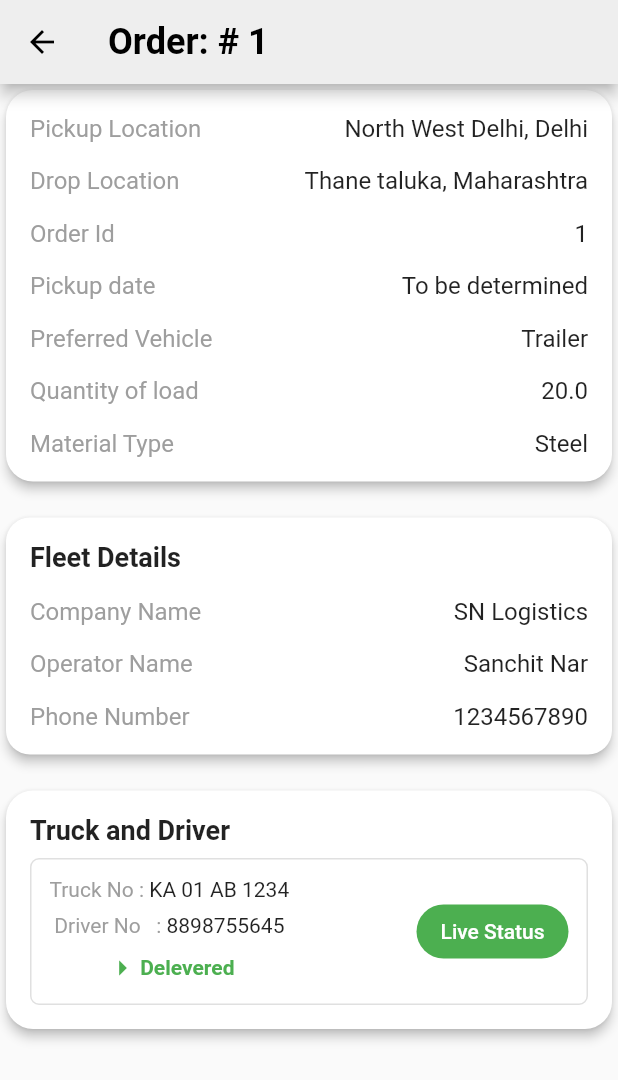
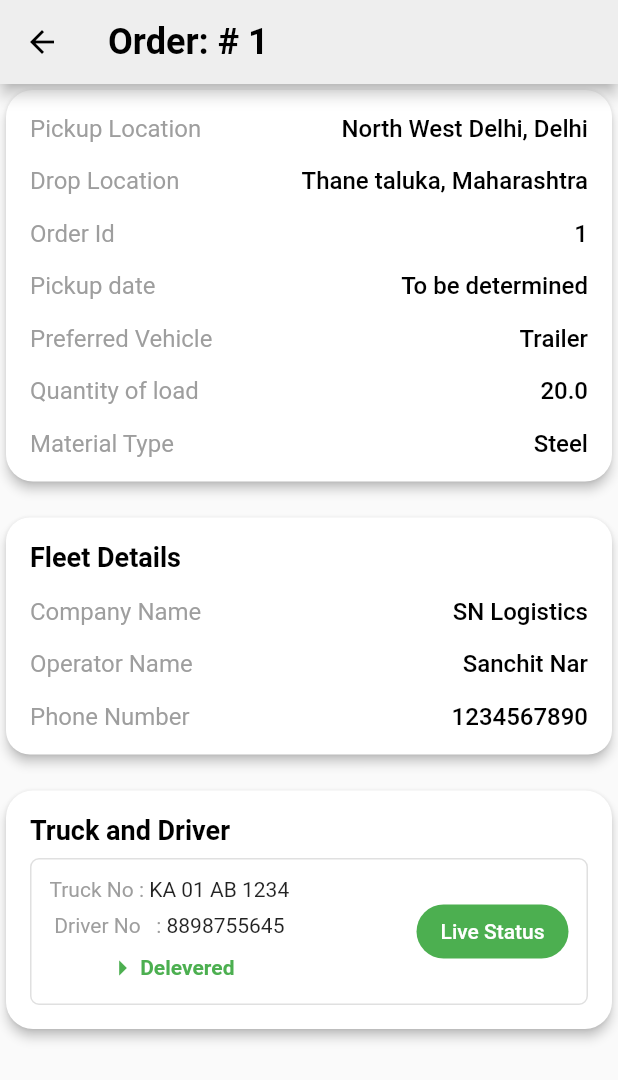
Before and after one commit to tarunjain3/Move, a Flutter app: the screen it shows after launch, after a tap on "₹ 2000.0", on a phone screen of 412 x 824 dp. Shown: the top 1080 px of the screen. Run offline on Flutter 3.47's test engine with Material 2 defaults, Android fonts, the phone set to English and light mode, and no system bars.

Commit message:
fix: added text styles in themes

```diff
--- a/lib/fleet_details.dart
+++ b/lib/fleet_details.dart
@@ -15,26 +15,23 @@ class FleetDetails extends StatelessWidget {
         child: Column(
           crossAxisAlignment: CrossAxisAlignment.start,
           children: [
-            const Text(
+            Text(
               'Fleet Details',
-              style: TextStyle(
-                fontSize: 18,
-                fontWeight: FontWeight.bold,
-              ),
+              style: Theme.of(context).textTheme.headline2,
             ),
             const SizedBox(
               height: 16,
             ),
             Row(
               mainAxisAlignment: MainAxisAlignment.spaceBetween,
-              children: const [
+              children: [
                 Text(
                   'Company Name',
-                  style: TextStyle(fontSize: 16, color: Colors.grey),
+                  style: Theme.of(context).textTheme.bodyText2,
                 ),
                 Text(
                   'SN Logistics',
-                  style: TextStyle(fontSize: 16, color: Colors.black87),
+                  style: Theme.of(context).textTheme.bodyText1,
                 ),
               ],
             ),
@@ -43,14 +40,14 @@ class FleetDetails extends StatelessWidget {
             ),
             Row(
               mainAxisAlignment: MainAxisAlignment.spaceBetween,
-              children: const [
+              children: [
                 Text(
                   'Operator Name',
-                  style: TextStyle(fontSize: 16, color: Colors.grey),
+                  style: Theme.of(context).textTheme.bodyText2,
                 ),
                 Text(
                   'Sanchit Nar',
-                  style: TextStyle(fontSize: 16, color: Colors.black87),
+                  style: Theme.of(context).textTheme.bodyText1,
                 ),
               ],
             ),
@@ -59,14 +56,14 @@ class FleetDetails extends StatelessWidget {
             ),
             Row(
               mainAxisAlignment: MainAxisAlignment.spaceBetween,
-              children: const [
+              children: [
                 Text(
                   'Phone Number',
-                  style: TextStyle(fontSize: 16, color: Colors.grey),
+                  style: Theme.of(context).textTheme.bodyText2,
                 ),
                 Text(
                   '1234567890',
-                  style: TextStyle(fontSize: 16, color: Colors.black87),
+                  style: Theme.of(context).textTheme.bodyText1,
                 ),
               ],
             ),
--- a/lib/home_page.dart
+++ b/lib/home_page.dart
@@ -12,16 +12,13 @@ class HomePage extends StatelessWidget {
       child: Scaffold(
         appBar: AppBar(
           title: const Text('My Loads'),
-          bottom: const TabBar(
-            indicatorColor: Color(0xFF4FC3F7),
+          bottom:  TabBar(
+            indicatorColor: const Color(0xFF4FC3F7),
             indicatorWeight: 5,
-            labelColor: Color(0xFF4FC3F7),
+            labelColor: const Color(0xFF4FC3F7),
             unselectedLabelColor: Colors.black,
-            labelStyle: TextStyle(
-              fontSize: 18,
-              fontWeight: FontWeight.bold,
-            ),
-            tabs: [
+            labelStyle: Theme.of(context).textTheme.headline2,
+            tabs: const [
               Tab(text: 'Ongoing'),
               Tab(text: 'Past'),
             ],
--- a/lib/main.dart
+++ b/lib/main.dart
@@ -25,6 +25,35 @@ class MyApp extends StatelessWidget {
             fontWeight: FontWeight.bold,
           ),
         ),
+        textTheme: const TextTheme(
+          headline1: TextStyle(
+            color: Colors.black,
+            fontSize: 24,
+            fontWeight: FontWeight.bold,
+          ),
+          headline2: TextStyle(
+            color: Colors.black,
+            fontSize: 18,
+            fontWeight: FontWeight.bold,
+          ),
+          headline3: TextStyle(
+            color: Colors.black,
+            fontSize: 14,
+          ),
+          // headline4: TextStyle(
+          //   color: Colors.black,
+          //   fontSize: 14,
+          //   fontWeight: FontWeight.bold,
+          // ),
+          bodyText1: TextStyle(
+            color: Colors.black,
+            fontSize: 16,
+          ),
+          bodyText2: TextStyle(
+            color: Colors.grey,
+            fontSize: 16,
+          ),
+        ),
       ),
       initialRoute: HomePage.routeName,
       routes: {
--- a/lib/order_detail.dart
+++ b/lib/order_detail.dart
@@ -28,14 +28,13 @@ class OrderDetails extends StatelessWidget {
                       Row(
                         mainAxisAlignment: MainAxisAlignment.spaceBetween,
                         children: [
-                          const Text(
+                          Text(
                             'Pickup Location',
-                            style: TextStyle(fontSize: 16, color: Colors.grey),
+                            style: Theme.of(context).textTheme.bodyText2,
                           ),
                           Text(
                             order.pickup,
-                            style: const TextStyle(
-                                fontSize: 16, color: Colors.black87),
+                            style: Theme.of(context).textTheme.bodyText1,
                           ),
                         ],
                       ),
@@ -45,14 +44,13 @@ class OrderDetails extends StatelessWidget {
                       Row(
                         mainAxisAlignment: MainAxisAlignment.spaceBetween,
                         children: [
-                          const Text(
+                          Text(
                             'Drop Location',
-                            style: TextStyle(fontSize: 16, color: Colors.grey),
+                            style: Theme.of(context).textTheme.bodyText2,
                           ),
                           Text(
                             order.delivery,
-                            style: const TextStyle(
-                                fontSize: 16, color: Colors.black87),
+                            style: Theme.of(context).textTheme.bodyText1,
                           ),
                         ],
                       ),
@@ -62,14 +60,13 @@ class OrderDetails extends StatelessWidget {
                       Row(
                         mainAxisAlignment: MainAxisAlignment.spaceBetween,
                         children: [
-                          const Text(
+                          Text(
                             'Order Id',
-                            style: TextStyle(fontSize: 16, color: Colors.grey),
+                            style: Theme.of(context).textTheme.bodyText2,
                           ),
                           Text(
                             order.id,
-                            style: const TextStyle(
-                                fontSize: 16, color: Colors.black87),
+                            style: Theme.of(context).textTheme.bodyText1,
                           ),
                         ],
                       ),
@@ -79,14 +76,13 @@ class OrderDetails extends StatelessWidget {
                       Row(
                         mainAxisAlignment: MainAxisAlignment.spaceBetween,
                         children: [
-                          const Text(
+                          Text(
                             'Pickup date',
-                            style: TextStyle(fontSize: 16, color: Colors.grey),
+                            style: Theme.of(context).textTheme.bodyText2,
                           ),
                           Text(
                             order.pickupDate,
-                            style: const TextStyle(
-                                fontSize: 16, color: Colors.black87),
+                            style: Theme.of(context).textTheme.bodyText1,
                           ),
                         ],
                       ),
@@ -96,14 +92,13 @@ class OrderDetails extends StatelessWidget {
                       Row(
                         mainAxisAlignment: MainAxisAlignment.spaceBetween,
                         children: [
-                          const Text(
+                          Text(
                             'Preferred Vehicle',
-                            style: TextStyle(fontSize: 16, color: Colors.grey),
+                            style: Theme.of(context).textTheme.bodyText2,
                           ),
                           Text(
                             order.vehicle,
-                            style: const TextStyle(
-                                fontSize: 16, color: Colors.black87),
+                            style: Theme.of(context).textTheme.bodyText1,
                           ),
                         ],
                       ),
@@ -113,14 +108,13 @@ class OrderDetails extends StatelessWidget {
                       Row(
                         mainAxisAlignment: MainAxisAlignment.spaceBetween,
                         children: [
-                          const Text(
+                          Text(
                             'Quantity of load',
-                            style: TextStyle(fontSize: 16, color: Colors.grey),
+                            style: Theme.of(context).textTheme.bodyText2,
                           ),
                           Text(
                             order.quantity,
-                            style: const TextStyle(
-                                fontSize: 16, color: Colors.black87),
+                            style: Theme.of(context).textTheme.bodyText1,
                           ),
                         ],
                       ),
@@ -130,14 +124,13 @@ class OrderDetails extends StatelessWidget {
                       Row(
                         mainAxisAlignment: MainAxisAlignment.spaceBetween,
                         children: [
-                          const Text(
+                          Text(
                             'Material Type',
-                            style: TextStyle(fontSize: 16, color: Colors.grey),
+                            style: Theme.of(context).textTheme.bodyText2,
                           ),
                           Text(
                             order.material,
-                            style: const TextStyle(
-                                fontSize: 16, color: Colors.black87),
+                            style: Theme.of(context).textTheme.bodyText1,
                           ),
                         ],
                       ),
@@ -162,12 +155,9 @@ class OrderDetails extends StatelessWidget {
                   child: Column(
                     crossAxisAlignment: CrossAxisAlignment.start,
                     children: [
-                      const Text(
+                      Text(
                         'Truck and Driver',
-                        style: TextStyle(
-                          fontSize: 18,
-                          fontWeight: FontWeight.bold,
-                        ),
+                        style: Theme.of(context).textTheme.headline2,
                       ),
                       const SizedBox(
                         height: 8,
--- a/lib/orders.dart
+++ b/lib/orders.dart
@@ -29,7 +29,7 @@ class Orders extends StatelessWidget {
                   Row(
                     mainAxisAlignment: MainAxisAlignment.spaceBetween,
                     children: [
-                      Text(ordersList[index].price.toString()),
+                      Text(ordersList[index].price),
                       Container(
                         padding: const EdgeInsets.symmetric(
                             horizontal: 8, vertical: 4),
@@ -37,7 +37,8 @@ class Orders extends StatelessWidget {
                           color: Color(0xFFBBDEFB),
                           borderRadius: BorderRadius.all(Radius.circular(50)),
                         ),
-                        child: Text(ordersList[index].status.toString()),
+                        child: Text(ordersList[index].status,
+                            style: Theme.of(context).textTheme.headline3),
                       )
                     ],
                   ),
--- a/lib/stepper.dart
+++ b/lib/stepper.dart
@@ -20,10 +20,7 @@ class StepperCount extends StatelessWidget {
           padding: const EdgeInsets.all(16),
           child: Text(
             title,
-            style: const TextStyle(
-              fontSize: 18,
-              fontWeight: FontWeight.bold,
-            ),
+            style: Theme.of(context).textTheme.headline2,
           ),
         ),
         SizedBox(
--- a/lib/truck_detail.dart
+++ b/lib/truck_detail.dart
@@ -27,26 +27,23 @@ class TruckDetails extends StatelessWidget {
               child: Column(
                 crossAxisAlignment: CrossAxisAlignment.start,
                 children: [
-                  const Text(
+                  Text(
                     'Truck and Driver',
-                    style: TextStyle(
-                      fontSize: 18,
-                      fontWeight: FontWeight.bold,
-                    ),
+                    style: Theme.of(context).textTheme.headline2,
                   ),
                   const SizedBox(
                     height: 16,
                   ),
                   Row(
                     mainAxisAlignment: MainAxisAlignment.spaceBetween,
-                    children: const [
+                    children: [
                       Text(
                         'Truck Id',
-                        style: TextStyle(fontSize: 16, color: Colors.grey),
+                        style: Theme.of(context).textTheme.bodyText2,
                       ),
                       Text(
                         '35',
-                        style: TextStyle(fontSize: 16, color: Colors.black87),
+                        style: Theme.of(context).textTheme.bodyText1,
                       ),
                     ],
                   ),
@@ -55,14 +52,14 @@ class TruckDetails extends StatelessWidget {
                   ),
                   Row(
                     mainAxisAlignment: MainAxisAlignment.spaceBetween,
-                    children: const [
+                    children: [
                       Text(
                         'Truck Registeration Number',
-                        style: TextStyle(fontSize: 16, color: Colors.grey),
+                        style: Theme.of(context).textTheme.bodyText2,
                       ),
                       Text(
                         'W34567',
-                        style: TextStyle(fontSize: 16, color: Colors.black87),
+                        style: Theme.of(context).textTheme.bodyText1,
                       ),
                     ],
                   ),
@@ -71,27 +68,27 @@ class TruckDetails extends StatelessWidget {
                   ),
                   Row(
                     mainAxisAlignment: MainAxisAlignment.spaceBetween,
-                    children: const [
+                    children: [
                       Text(
                         'Driver Name',
-                        style: TextStyle(fontSize: 16, color: Colors.grey),
+                        style: Theme.of(context).textTheme.bodyText2,
                       ),
                       Text(
                         'Sanchit Nar',
-                        style: TextStyle(fontSize: 16, color: Colors.black87),
+                        style: Theme.of(context).textTheme.bodyText1,
                       ),
                     ],
                   ),
                   Row(
                     mainAxisAlignment: MainAxisAlignment.spaceBetween,
-                    children: const [
+                    children: [
                       Text(
                         'Driver Phone Number',
-                        style: TextStyle(fontSize: 16, color: Colors.grey),
+                        style: Theme.of(context).textTheme.bodyText2,
                       ),
                       Text(
                         '9876543210',
-                        style: TextStyle(fontSize: 16, color: Colors.black87),
+                        style: Theme.of(context).textTheme.bodyText1,
                       ),
                     ],
                   ),
```
